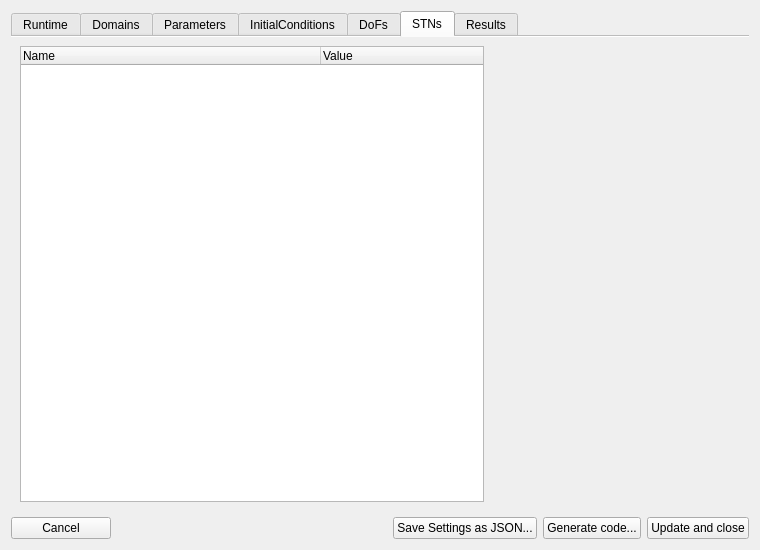
Old version of the form trunk/daetools-package/daetools/dae_simulator/simulation_explorer.ui in the repository v1kko/daetools.
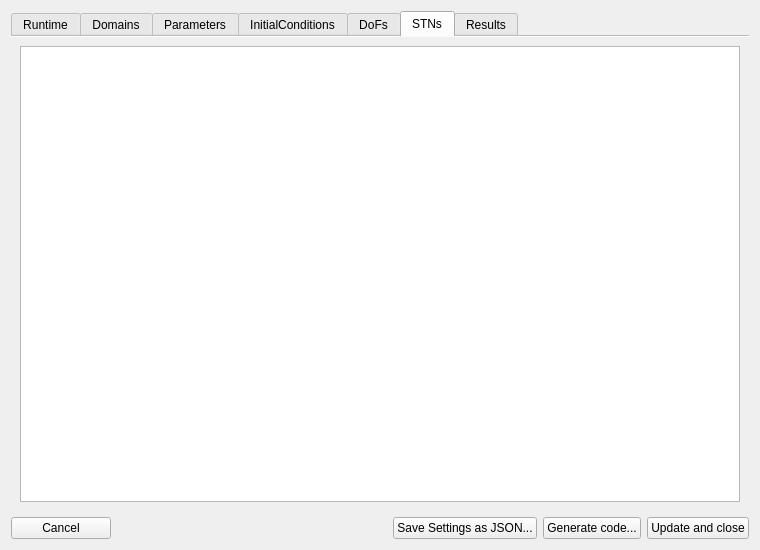
New version of the form. The open tabs and pages were chosen to show the change. Icons and pictures are not drawn.

What changed in the file:
```diff
--- a/trunk/daetools-package/daetools/dae_simulator/simulation_explorer.ui
+++ b/trunk/daetools-package/daetools/dae_simulator/simulation_explorer.ui
@@ -551,6 +551,12 @@
          <property name="alternatingRowColors">
           <bool>true</bool>
          </property>
+         <property name="columnCount">
+          <number>1</number>
+         </property>
+         <attribute name="headerVisible">
+          <bool>false</bool>
+         </attribute>
          <attribute name="headerDefaultSectionSize">
           <number>300</number>
          </attribute>
@@ -562,33 +568,6 @@
            <string>Name</string>
           </property>
          </column>
-         <column>
-          <property name="text">
-           <string>Value</string>
-          </property>
-         </column>
-        </widget>
-       </item>
-       <item>
-        <widget class="QFrame" name="frameStateTransitions">
-         <property name="sizePolicy">
-          <sizepolicy hsizetype="MinimumExpanding" vsizetype="Preferred">
-           <horstretch>0</horstretch>
-           <verstretch>1</verstretch>
-          </sizepolicy>
-         </property>
-         <property name="minimumSize">
-          <size>
-           <width>250</width>
-           <height>200</height>
-          </size>
-         </property>
-         <property name="frameShape">
-          <enum>QFrame::NoFrame</enum>
-         </property>
-         <property name="frameShadow">
-          <enum>QFrame::Raised</enum>
-         </property>
         </widget>
        </item>
       </layout>
```
Left out of the diff: 3 changed lines with no effect on the pictures.
